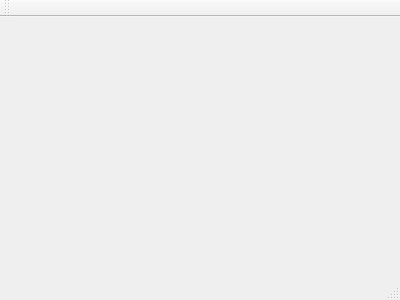
Old version of the form Calendar/mainwindow.ui in the repository liao1995/QtProject.
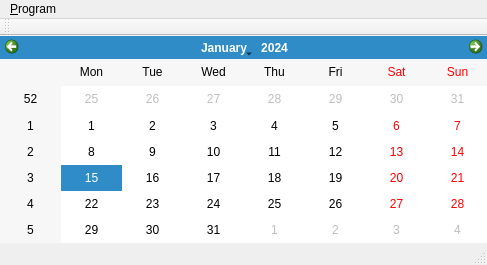
New version of the form.

```diff
--- a/Calendar/mainwindow.ui
+++ b/Calendar/mainwindow.ui
@@ -1,24 +1,62 @@
 <ui version="4.0">
  <class>MainWindow</class>
- <widget class="QMainWindow" name="MainWindow" >
-  <property name="geometry" >
+ <widget class="QMainWindow" name="MainWindow">
+  <property name="geometry">
    <rect>
     <x>0</x>
     <y>0</y>
-    <width>400</width>
-    <height>300</height>
+    <width>487</width>
+    <height>265</height>
    </rect>
   </property>
   <property name="windowTitle" >
    <string>MainWindow</string>
   </property>
-  <widget class="QMenuBar" name="menuBar" />
-  <widget class="QToolBar" name="mainToolBar" />
-  <widget class="QWidget" name="centralWidget" />
-  <widget class="QStatusBar" name="statusBar" />
+  <widget class="QWidget" name="centralWidget">
+   <widget class="QCalendarWidget" name="calendarWidget">
+    <property name="geometry">
+     <rect>
+      <x>0</x>
+      <y>0</y>
+      <width>488</width>
+      <height>207</height>
+     </rect>
+    </property>
+   </widget>
+  </widget>
+  <widget class="QMenuBar" name="menuBar">
+   <property name="geometry">
+    <rect>
+     <x>0</x>
+     <y>0</y>
+     <width>487</width>
+     <height>23</height>
+    </rect>
+   </property>
+   <widget class="QMenu" name="menuProgram">
+    <property name="title">
+     <string>&amp;Program</string>
+    </property>
+    <addaction name="actionExit"/>
+   </widget>
+   <addaction name="menuProgram"/>
+  </widget>
+  <widget class="QToolBar" name="mainToolBar">
+   <attribute name="toolBarArea">
+    <enum>TopToolBarArea</enum>
+   </attribute>
+   <attribute name="toolBarBreak">
+    <bool>false</bool>
+   </attribute>
+  </widget>
+  <widget class="QStatusBar" name="statusBar"/>
+  <action name="actionExit">
+   <property name="text">
+    <string>&amp;Exit</string>
+   </property>
+  </action>
  </widget>
- <layoutDefault spacing="6" margin="11" />
- <pixmapfunction></pixmapfunction>
+ <layoutdefault spacing="6" margin="11"/>
  <resources/>
  <connections/>
 </ui>
```
Left out of the diff: 3 changed lines with no effect on the pictures.
